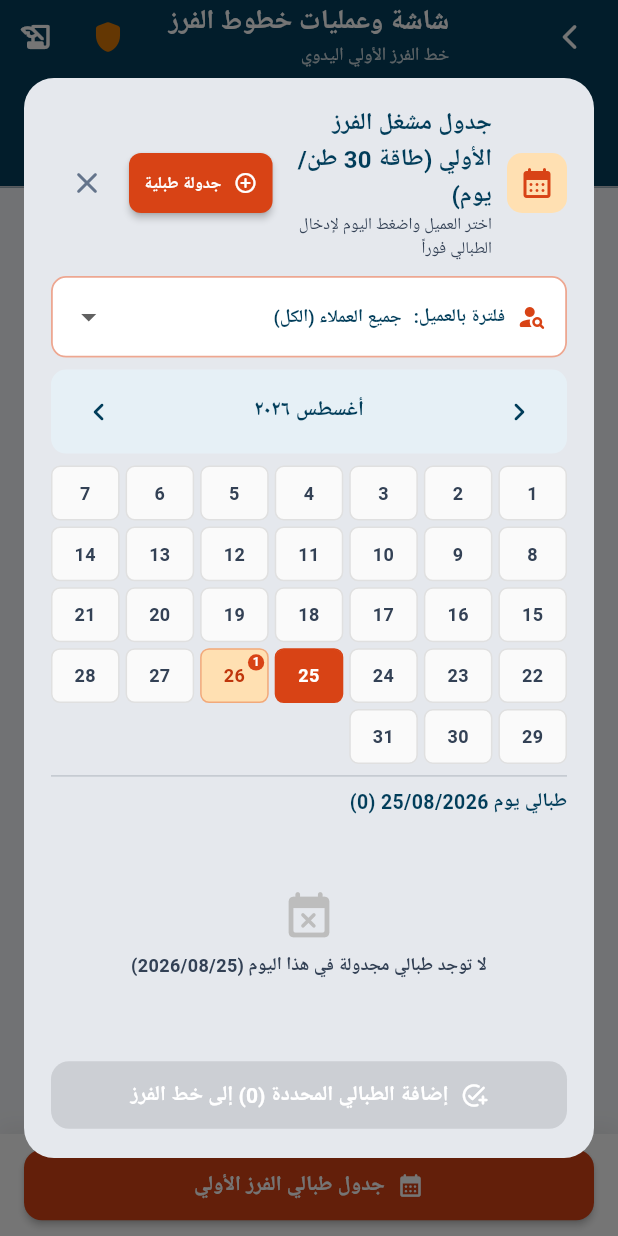
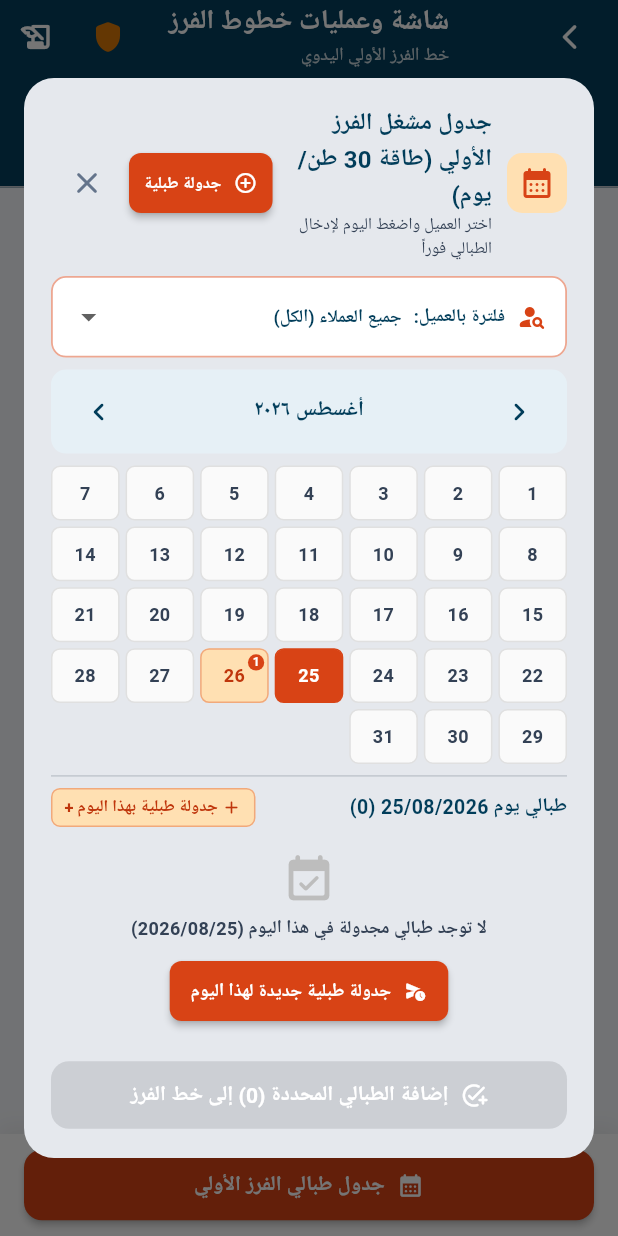
Before and after one commit to itsalielkouz-star/ali-dates-app, a Flutter app: the SortingHomeScreen screen opened directly, after a tap on "فتح جدول الطبالي المجدولة", on a phone screen of 412 x 824 dp. Run offline on Flutter 3.47's test engine with Material 3 defaults, Android fonts, the phone set to English and light mode, and no system bars; our stand-ins replace fl_chart, flutter_local_notifications, google_fonts, image_picker, pdf, printing and 5 more; accounts and stored records are empty; network calls fail; Roboto replaces fonts that are missing (AH Manal Bold).

Commit message:
feat: enable scheduling pallets on days with existing processes with direct day-schedule shortcut

```diff
--- a/lib/presentation/employee/sorting/scheduled_pallet_picker_modal.dart
+++ b/lib/presentation/employee/sorting/scheduled_pallet_picker_modal.dart
@@ -333,15 +333,45 @@ class _ScheduledPalletPickerModalState extends State<ScheduledPalletPickerModal>
             Row(
               mainAxisAlignment: MainAxisAlignment.spaceBetween,
               children: [
-                Text(
-                  'طبالي يوم ${DateFormat('dd/MM/yyyy').format(_selectedDate)} (${batchesForSelectedDate.length})',
-                  style: const TextStyle(fontWeight: FontWeight.bold, fontSize: 13, color: AppColors.navy),
+                Row(
+                  children: [
+                    Text(
+                      'طبالي يوم ${DateFormat('dd/MM/yyyy').format(_selectedDate)} (${batchesForSelectedDate.length})',
+                      style: const TextStyle(fontWeight: FontWeight.bold, fontSize: 13, color: AppColors.navy),
+                    ),
+                    if (batchesForSelectedDate.isNotEmpty) ...[
+                      const SizedBox(width: 6),
+                      Text(
+                        '| محدد: ${_selectedBatchIds.length}',
+                        style: TextStyle(fontSize: 11, fontWeight: FontWeight.bold, color: lineTheme),
+                      ),
+                    ],
+                  ],
                 ),
-                if (batchesForSelectedDate.isNotEmpty)
-                  Text(
-                    'محدد: ${_selectedBatchIds.length}',
-                    style: TextStyle(fontSize: 11, fontWeight: FontWeight.bold, color: lineTheme),
+                // Direct shortcut button to schedule more pallets on this selected day
+                InkWell(
+                  onTap: () => _openScheduleNewPalletDialog(context, isAuto, presetDate: _selectedDate),
+                  borderRadius: BorderRadius.circular(6),
+                  child: Container(
+                    padding: const EdgeInsets.symmetric(horizontal: 8, vertical: 4),
+                    decoration: BoxDecoration(
+                      color: lineSoftBg,
+                      borderRadius: BorderRadius.circular(6),
+                      border: Border.all(color: lineTheme.withAlpha(90)),
+                    ),
+                    child: Row(
+                      mainAxisSize: MainAxisSize.min,
+                      children: [
+                        Icon(Icons.add_rounded, size: 14, color: lineDarkText),
+                        const SizedBox(width: 2),
+                        Text(
+                          'جدولة طبلية بهذا اليوم +',
+                          style: TextStyle(fontSize: 11, fontWeight: FontWeight.bold, color: lineDarkText),
+                        ),
+                      ],
+                    ),
                   ),
+                ),
               ],
             ),
             const SizedBox(height: 6),
@@ -353,11 +383,23 @@ class _ScheduledPalletPickerModalState extends State<ScheduledPalletPickerModal>
                       child: Column(
                         mainAxisAlignment: MainAxisAlignment.center,
                         children: [
-                          Icon(Icons.event_busy_rounded, color: Colors.grey.shade400, size: 36),
+                          Icon(Icons.event_available_rounded, color: Colors.grey.shade400, size: 36),
                           const SizedBox(height: 6),
                           Text(
                             'لا توجد طبالي مجدولة في هذا اليوم (${DateFormat('yyyy/MM/dd').format(_selectedDate)})',
                             style: const TextStyle(color: AppColors.textSecondary, fontSize: 12, fontWeight: FontWeight.bold),
+                          ),
+                          const SizedBox(height: 8),
+                          ElevatedButton.icon(
+                            style: ElevatedButton.styleFrom(
+                              backgroundColor: lineTheme,
+                              foregroundColor: Colors.white,
+                              padding: const EdgeInsets.symmetric(horizontal: 14, vertical: 8),
+                              shape: RoundedRectangleBorder(borderRadius: BorderRadius.circular(8)),
+                            ),
+                            icon: const Icon(Icons.schedule_send_rounded, size: 16),
+                            label: const Text('جدولة طبلية جديدة لهذا اليوم', style: TextStyle(fontSize: 12, fontWeight: FontWeight.bold)),
+                            onPressed: () => _openScheduleNewPalletDialog(context, isAuto, presetDate: _selectedDate),
                           ),
                         ],
                       ),
@@ -554,7 +596,7 @@ class _ScheduledPalletPickerModalState extends State<ScheduledPalletPickerModal>
     Navigator.of(context).pop();
   }
 
-  void _openScheduleNewPalletDialog(BuildContext context, bool isAuto) {
+  void _openScheduleNewPalletDialog(BuildContext context, bool isAuto, {DateTime? presetDate}) {
     final service = SupabaseService();
     // Available warehouse raw/stored pallets that are not currently being sorted or delivered
     final availablePallets = service.pallets.where((p) {
@@ -569,7 +611,7 @@ class _ScheduledPalletPickerModalState extends State<ScheduledPalletPickerModal>
     }).toList();
 
     PalletModel? selectedPallet = availablePallets.isNotEmpty ? availablePallets.first : null;
-    DateTime scheduleDate = _selectedDate;
+    DateTime scheduleDate = presetDate ?? _selectedDate;
 
     showDialog(
       context: context,
```
